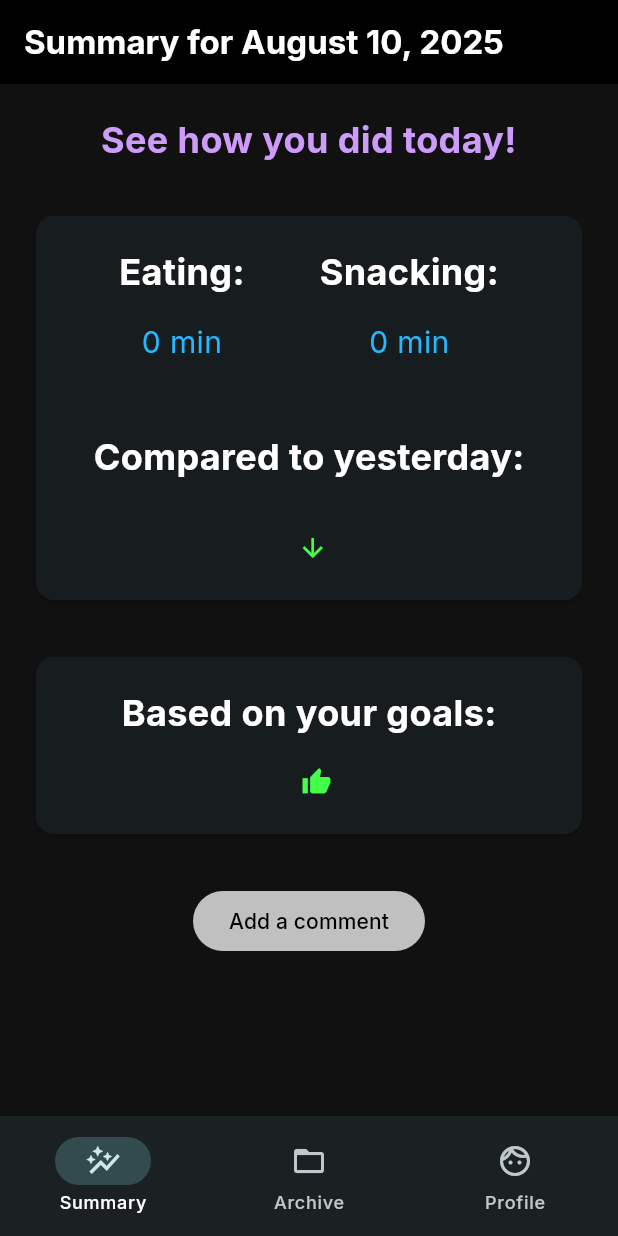
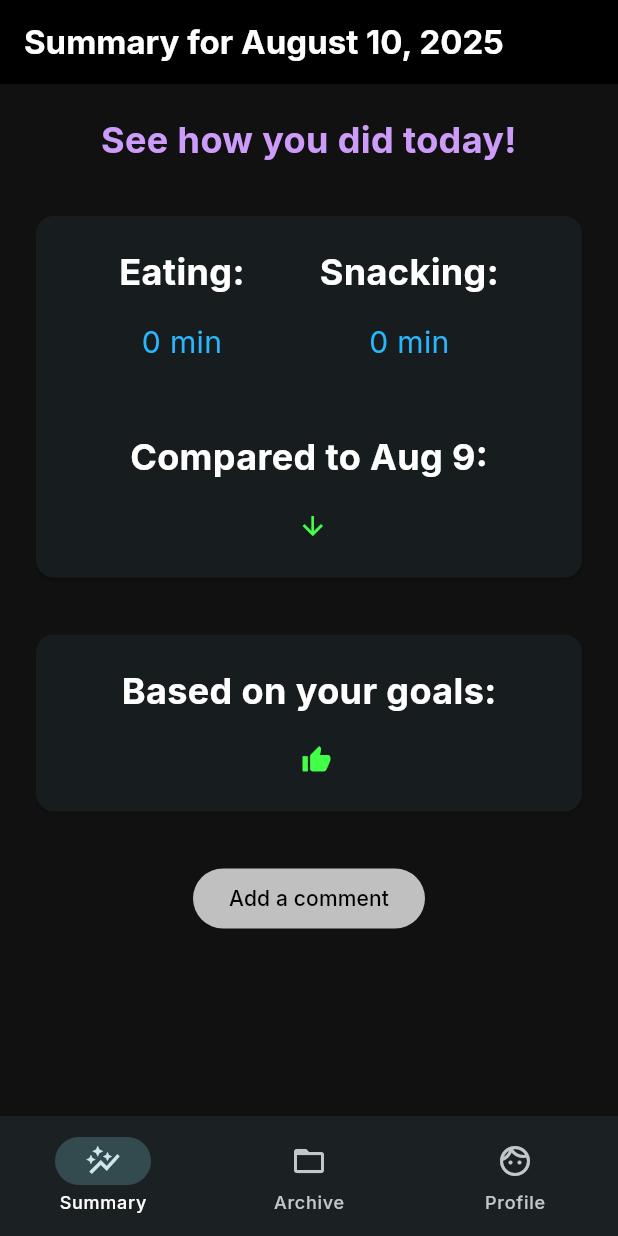
Before and after one commit to aretalee/Snacked, a Flutter app: the SummaryPage screen opened by its route, on a phone screen of 412 x 824 dp. Run offline on Flutter 3.47's test engine with Material 3 defaults, Android fonts, the phone set to English and light mode, and no system bars; our stand-ins replace cloud_firestore, firebase_auth, firebase_core, flex_color_scheme, go_router, google_fonts and 3 more; accounts and stored records are empty; statements that could not run were skipped.

Commit message:
minor updates

```diff
--- a/tracking_app/lib/data/models/watch_data.dart
+++ b/tracking_app/lib/data/models/watch_data.dart
@@ -1,7 +1,6 @@
 
 
 class WatchData {
-  // add in all data that will be generated by ML e.g.
   final int snackingTime;
   final int eatingTime;
   final String date;
--- a/tracking_app/lib/routing/nav_router.dart
+++ b/tracking_app/lib/routing/nav_router.dart
@@ -58,10 +58,6 @@ GoRouter router(AuthRepository auth) => GoRouter(
         GoRoute(
           path: '/home',
           builder: (context, state) => HomePage(viewModel: summaryVM, viewModelA: archiveVM),
-          // redirect: (context, state) async {
-          //   if (!await summaryVM.dataCheck()) { return '/home/noData'; }
-          //   else { return'/home/summary'; }
-          // },
           routes: [
             GoRoute(
               path: 'summary',
--- a/tracking_app/lib/ui/summary/view_model/summary_vm.dart
+++ b/tracking_app/lib/ui/summary/view_model/summary_vm.dart
@@ -3,14 +3,13 @@ import 'package:intl/intl.dart';
 
 import 'package:Snacked/global.dart';
 import 'package:Snacked/ui/summary/widgets/prompt_screen.dart';
-import 'package:Snacked/data/models/watch_data.dart';
 
 
 class SummaryViewModel extends ChangeNotifier{
   Map<String, dynamic> _summaryInfo = {};
   String _comment = '';
   DateTime _summaryDate = DateTime.now().subtract(Duration(days:1));
-  DateTime _updateTime = DateTime(DateTime.now().year, DateTime.now().month, DateTime.now().day, 00, 09, 00);
+  DateTime _updateTime = DateTime(DateTime.now().year, DateTime.now().month, DateTime.now().day, 09, 00, 00);
   DateTime? _lastShown;
   bool _addedData = false;
 
--- a/tracking_app/lib/ui/summary/widgets/summary_screen.dart
+++ b/tracking_app/lib/ui/summary/widgets/summary_screen.dart
@@ -55,18 +55,18 @@ class _SummaryPageState extends State<SummaryPage> {
                         ]
                       ),
                       const SizedBox(height:45),
-                      Text('Compared to yesterday:', style: TextStyle(fontSize: 24, fontWeight: FontWeight.bold)),
-                      const SizedBox(height:30),
+                      Text('Compared to ${DateFormat('MMM d').format(DateTime.now().subtract(Duration(days:2)))}:', style: TextStyle(fontSize: 24, fontWeight: FontWeight.bold)),
+                      const SizedBox(height:15),
                       Row(
                         mainAxisAlignment: MainAxisAlignment.center,
                         children: [
                           (widget.viewModelA.compIcon && !widget.viewModelA.noDiff) ? Text(widget.viewModelA.comparison, style: TextStyle(fontSize: 20, color: Color.fromARGB(255, 66, 255, 72)))
                           : (widget.viewModelA.noDiff ? Text(widget.viewModelA.comparison, style: TextStyle(fontSize: 20, fontStyle: FontStyle.italic))
-                          : Text(widget.viewModelA.comparison, style: TextStyle(fontSize: 20, color: Color.fromARGB(255, 255, 86, 73)))),
+                          : Text(widget.viewModelA.comparison, style: TextStyle(fontSize: 20, color: Colors.yellow))),
                           const SizedBox(width:5),
                           (widget.viewModelA.compIcon && !widget.viewModelA.noDiff) ? Icon(Icons.arrow_downward, color: Color.fromARGB(255, 66, 255, 72), size: 20,)
                           : (widget.viewModelA.noDiff ? Icon(Icons.swap_vert, color: Colors.white, size: 20,)
-                          : Icon(Icons.arrow_upward, color: Color.fromARGB(255, 255, 86, 73), size: 20,))
+                          : Icon(Icons.arrow_upward, color: Colors.yellow, size: 20,))
                         ]
                       ),
                     ],
@@ -85,10 +85,10 @@ class _SummaryPageState extends State<SummaryPage> {
                         mainAxisAlignment: MainAxisAlignment.center,
                         children: [
                           (widget.viewModelA.progressIcon) ? Text(widget.viewModelA.onTrack, style: TextStyle(fontSize: 20, color: Color.fromARGB(255, 66, 255, 72)))
-                          : Text(widget.viewModelA.onTrack, style: TextStyle(fontSize: 20, color: Colors.yellow)),
+                          : Text(widget.viewModelA.onTrack, style: TextStyle(fontSize: 20, color: const Color.fromARGB(255, 255, 91, 244))),
                           const SizedBox(width:10),
                           (widget.viewModelA.progressIcon) ? Icon(Icons.thumb_up, color: Color.fromARGB(255, 66, 255, 72), size: 20,)
-                          : Icon(Icons.warning, color: Colors.yellow, size: 20,)
+                          : Icon(Icons.warning, color: const Color.fromARGB(255, 255, 91, 244), size: 20,)
                         ]
                       ),
                     ]
--- a/tracking_app/pubspec.yaml
+++ b/tracking_app/pubspec.yaml
@@ -45,9 +45,9 @@ dependencies:
   intl: ^0.20.2
   path_provider: ^2.1.5
   share_plus: ^11.0.0
-  http: ^1.4.0
   json_annotation: ^4.9.0
   supabase_flutter: ^2.9.1
+  http: ^1.5.0
 
 dev_dependencies:
   flutter_test:
```
Also changed, not shown: tracking_app/lib/data/services/fetch_service.dart (+12 -2 lines), tracking_app/lib/ui/archive/widgets/past_summary_screen.dart (+5 -5 lines), tracking_app/lib/ui/summary/widgets/home_screen.dart (+2 -28 lines), tracking_app/pubspec.lock.
